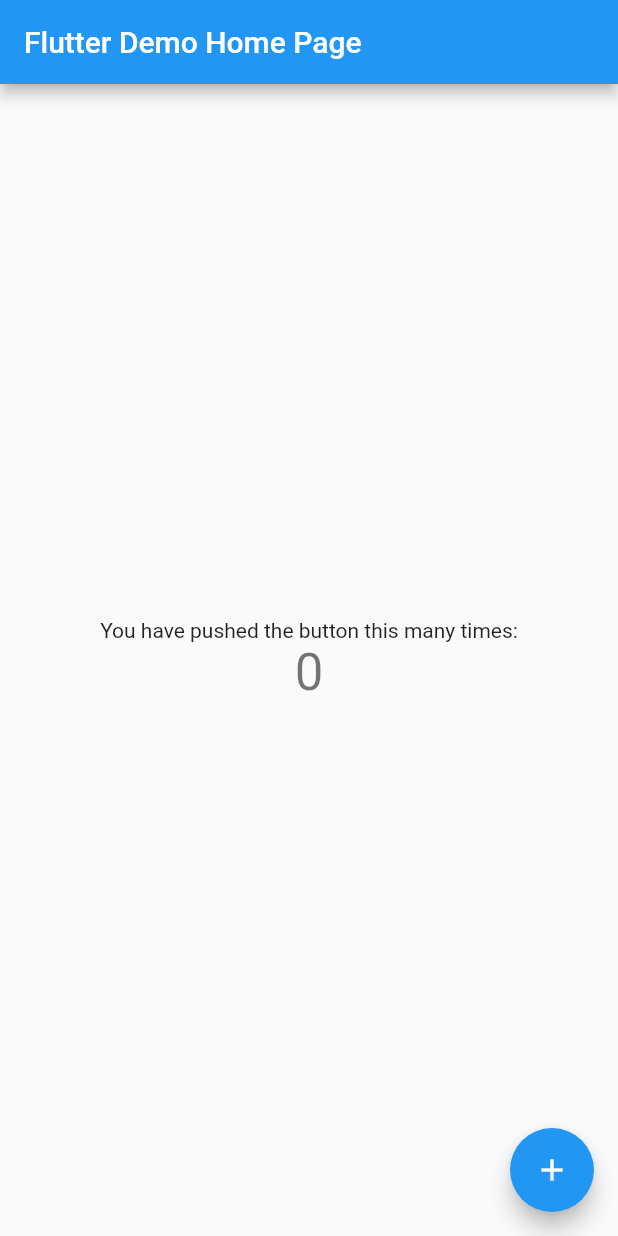
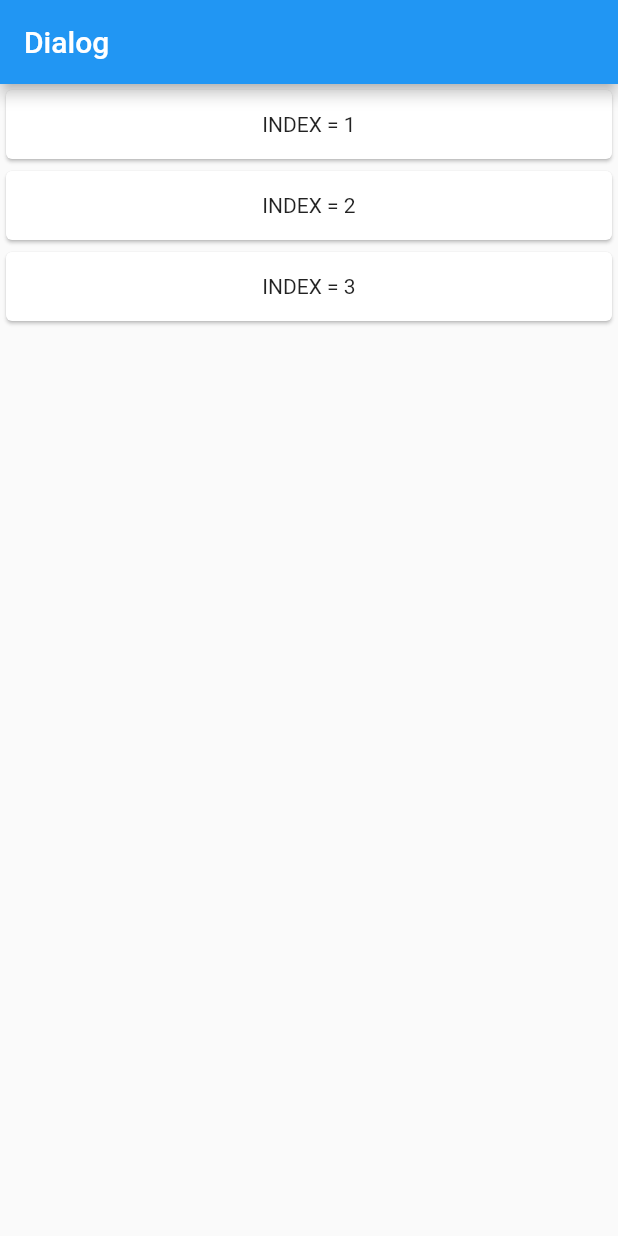
Before and after one commit to shotaro427/show_dialo_sampole, a Flutter app: the screen it shows after launch, on a phone screen of 412 x 824 dp. Run offline on Flutter 3.47's test engine with Material 2 defaults, Android fonts, the phone set to English and light mode, and no system bars.

Commit message:
create app

```diff
--- a/lib/main.dart
+++ b/lib/main.dart
@@ -9,103 +9,102 @@ class MyApp extends StatelessWidget {
     return MaterialApp(
       title: 'Flutter Demo',
       theme: ThemeData(
-        // This is the theme of your application.
-        //
-        // Try running your application with "flutter run". You'll see the
-        // application has a blue toolbar. Then, without quitting the app, try
-        // changing the primarySwatch below to Colors.green and then invoke
-        // "hot reload" (press "r" in the console where you ran "flutter run",
-        // or simply save your changes to "hot reload" in a Flutter IDE).
-        // Notice that the counter didn't reset back to zero; the application
-        // is not restarted.
         primarySwatch: Colors.blue,
       ),
-      home: MyHomePage(title: 'Flutter Demo Home Page'),
+      home: MyHomePage(),
     );
   }
 }
 
 class MyHomePage extends StatefulWidget {
-  MyHomePage({Key key, this.title}) : super(key: key);
-
-  // This widget is the home page of your application. It is stateful, meaning
-  // that it has a State object (defined below) that contains fields that affect
-  // how it looks.
-
-  // This class is the configuration for the state. It holds the values (in this
-  // case the title) provided by the parent (in this case the App widget) and
-  // used by the build method of the State. Fields in a Widget subclass are
-  // always marked "final".
-
-  final String title;
-
   @override
-  _MyHomePageState createState() => _MyHomePageState();
+  State<StatefulWidget> createState() => MyHomePageState();
 }
 
-class _MyHomePageState extends State<MyHomePage> {
-  int _counter = 0;
+class MyHomePageState extends State<MyHomePage> {
 
-  void _incrementCounter() {
+  List<int> listItem = [1, 2, 3];
+  bool isLoading = false;
+
+  Future<void> _refresh() async {
+    // ローディング
+    isLoading = true;
+
+    // 1秒待つ
+    await Future.delayed(Duration(seconds: 1));
+
+    // 新しいリストを代入
     setState(() {
-      // This call to setState tells the Flutter framework that something has
-      // changed in this State, which causes it to rerun the build method below
-      // so that the display can reflect the updated values. If we changed
-      // _counter without calling setState(), then the build method would not be
-      // called again, and so nothing would appear to happen.
-      _counter++;
+      listItem = listItem.map((f) => f + 3).toList();
     });
+
+    // 1秒待つ
+    await Future.delayed(Duration(seconds: 1));
+
+    // ロード終わり
+    isLoading = false;
   }
 
   @override
   Widget build(BuildContext context) {
-    // This method is rerun every time setState is called, for instance as done
-    // by the _incrementCounter method above.
-    //
-    // The Flutter framework has been optimized to make rerunning build methods
-    // fast, so that you can just rebuild anything that needs updating rather
-    // than having to individually change instances of widgets.
-    return Scaffold(
-      appBar: AppBar(
-        // Here we take the value from the MyHomePage object that was created by
-        // the App.build method, and use it to set our appbar title.
-        title: Text(widget.title),
-      ),
-      body: Center(
-        // Center is a layout widget. It takes a single child and positions it
-        // in the middle of the parent.
-        child: Column(
-          // Column is also a layout widget. It takes a list of children and
-          // arranges them vertically. By default, it sizes itself to fit its
-          // children horizontally, and tries to be as tall as its parent.
-          //
-          // Invoke "debug painting" (press "p" in the console, choose the
-          // "Toggle Debug Paint" action from the Flutter Inspector in Android
-          // Studio, or the "Toggle Debug Paint" command in Visual Studio Code)
-          // to see the wireframe for each widget.
-          //
-          // Column has various properties to control how it sizes itself and
-          // how it positions its children. Here we use mainAxisAlignment to
-          // center the children vertically; the main axis here is the vertical
-          // axis because Columns are vertical (the cross axis would be
-          // horizontal).
-          mainAxisAlignment: MainAxisAlignment.center,
-          children: <Widget>[
-            Text(
-              'You have pushed the button this many times:',
+    return Stack(
+      children: <Widget>[
+        Scaffold(
+          appBar: AppBar(title: Text('Dialog'),),
+          body: ListView.builder(
+            itemBuilder: (context, index) {
+              return GestureDetector(
+                onTap: () async {
+                  await showDialog(
+                    context: context,
+                    builder: (context) {
+                      return AlertDialog(
+                        title: Text('${listItem[index]}'),
+                        actions: <Widget>[
+                          FlatButton(
+                            child: Text('ok'),
+                            onPressed: () => Navigator.of(context).pop(),
+                          ),
+                        ],
+                      );
+                    }
+                  );
+                  await  _refresh();
+                  Navigator.of(context).push(MaterialPageRoute(builder: (context) => MySecondScreen()));
+                },
+                child: Card(
+                  child: Padding(
+                    padding: const EdgeInsets.all(15.0),
+                    child: Center(child: Text('INDEX = ${listItem[index]}')),
+                  ),
+                ),
+              );
+            },
+            itemCount: 3,
+          ),
+        ),
+        Visibility(
+          visible: isLoading,
+          child: DecoratedBox(
+            decoration: BoxDecoration(
+              color: Color(0x44000000),
             ),
-            Text(
-              '$_counter',
-              style: Theme.of(context).textTheme.display1,
-            ),
-          ],
+            child: Center(child: const CircularProgressIndicator()),
+          ),
         ),
-      ),
-      floatingActionButton: FloatingActionButton(
-        onPressed: _incrementCounter,
-        tooltip: 'Increment',
-        child: Icon(Icons.add),
-      ), // This trailing comma makes auto-formatting nicer for build methods.
+      ],
     );
   }
 }
+
+class MySecondScreen extends StatelessWidget {
+  @override
+  Widget build(BuildContext context) {
+    return Scaffold(
+      appBar: AppBar(title: Text('Dialog'),),
+      body: Center(
+        child: Text('Second Screen')
+      ),
+    );
+  }
+}
```
